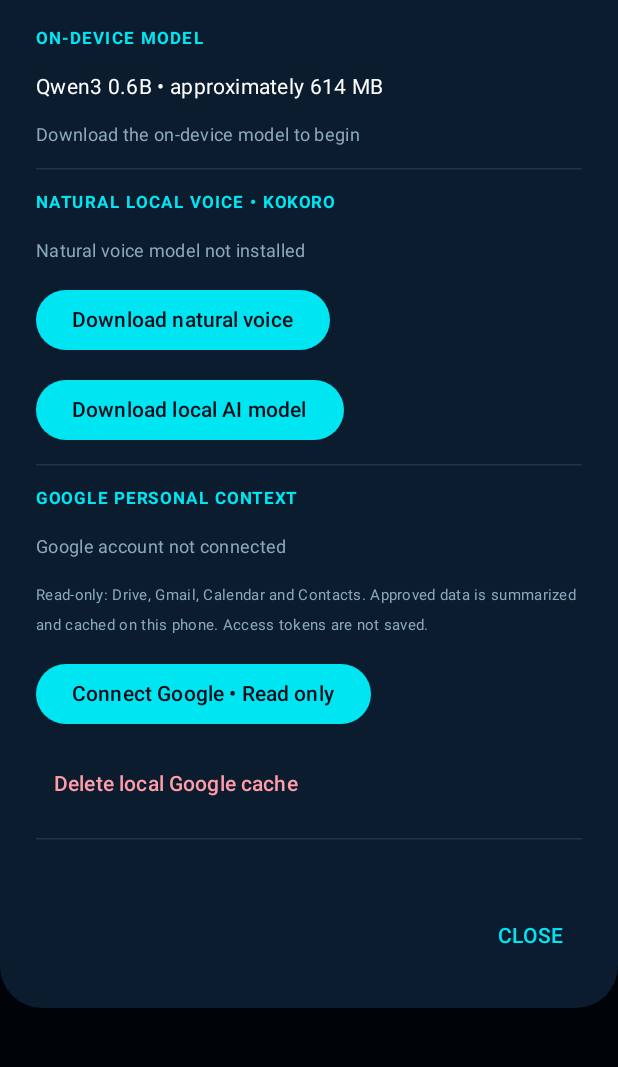
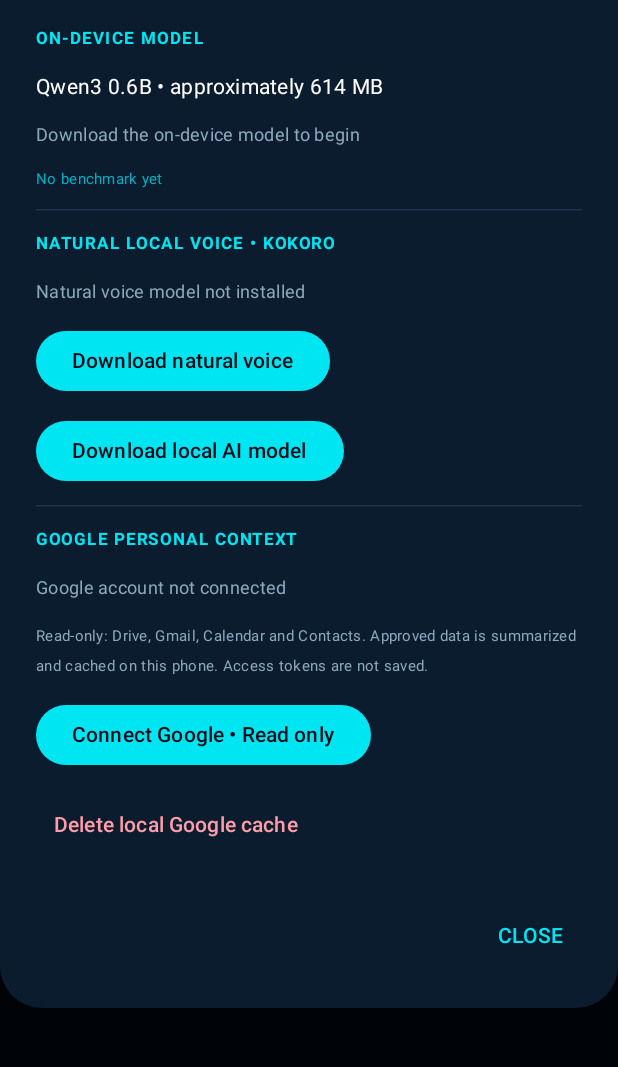
Before and after one commit to PrudhviRaj1695/Friday, an Android app built with Jetpack Compose: the screen it shows after launch (MainActivity), after a tap on an icon or button, on a phone screen of 412 x 824 dp, the part 156-1223 px from its top. Run offline under Robolectric (Android 15) with nearby library versions, the phone set to English and light mode, and no system bars; libraries missing offline, so code that uses them is left out: com.google.ai.edge, com.k2fsa.sherpa, org.apache.commons.

Commit message:
Show local inference performance metrics in FRIDAY setup

```diff
--- a/app/src/main/java/com/friday/app/MainActivity.kt
+++ b/app/src/main/java/com/friday/app/MainActivity.kt
@@ -197,6 +197,7 @@ fun FridayApp(vm: FridayViewModel) {
                     Text("ON-DEVICE MODEL", color = Neon, fontSize = 11.sp, fontWeight = FontWeight.Bold, letterSpacing = 1.4.sp)
                     Text("Qwen3 0.6B • approximately 614 MB", color = Color.White, fontSize = 14.sp)
                     Text(state.status, color = Muted, fontSize = 12.sp)
+                    Text(state.performanceStatus, color = SoftCyan, fontSize = 10.sp, lineHeight = 15.sp)
                     HorizontalDivider(color = Color(0xFF1C354A))
                     Text("NATURAL LOCAL VOICE • KOKORO", color = Neon, fontSize = 11.sp, fontWeight = FontWeight.Bold, letterSpacing = 1.2.sp)
                     Text(state.voiceStatus, color = Muted, fontSize = 12.sp)
```
